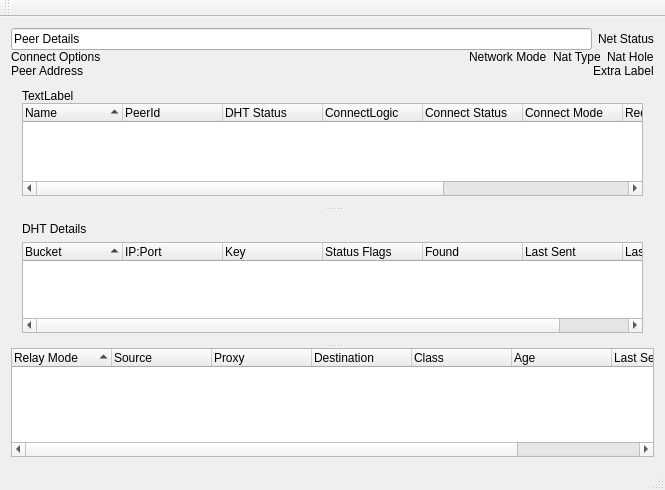
This is retroshare-gui/src/gui/dht/DhtWindow.ui in RetroShare/RetroShare as Qt 5 draws it before an edit. The edited form follows.
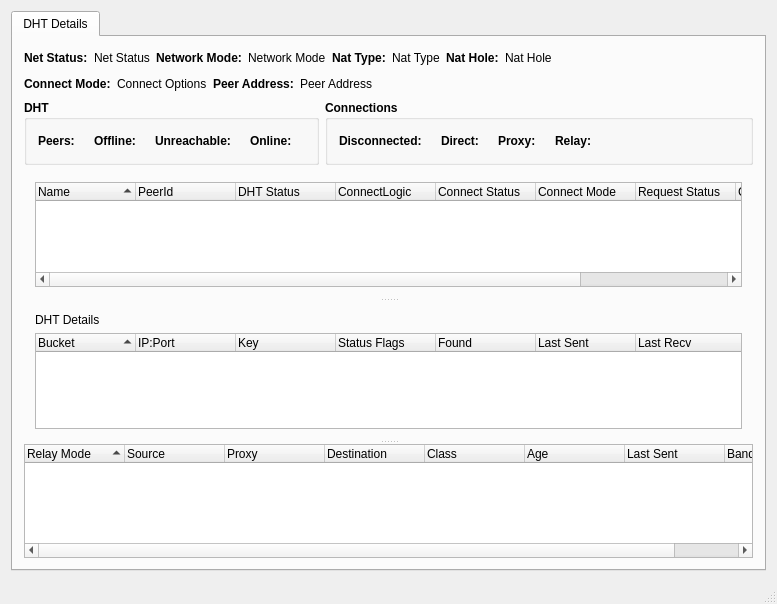
This is the edited form. Icons and pictures are not drawn.

Commit message: * beautify DHT details * Added to display the Bandwidth details,Turtle router, Global router into the DHT Window * Now the DHT Details, will be a place to view all the details about the DHT, Bandwidth, Turtle & Global router and more.

```diff
--- a/retroshare-gui/src/gui/dht/DhtWindow.ui
+++ b/retroshare-gui/src/gui/dht/DhtWindow.ui
@@ -9,8 +9,8 @@
    <rect>
     <x>0</x>
     <y>0</y>
-    <width>665</width>
-    <height>490</height>
+    <width>777</width>
+    <height>604</height>
    </rect>
   </property>
   <property name="windowTitle">
@@ -21,46 +21,61 @@
     <normaloff>:/images/dht16.png</normaloff>:/images/dht16.png</iconset>
   </property>
   <widget class="QWidget" name="centralWidget">
-   <layout class="QVBoxLayout" name="verticalLayout_3">
-    <property name="spacing">
+   <layout class="QGridLayout" name="gridLayout_3">
+    <item row="0" column="0">
+     <widget class="QTabWidget" name="tabWidget">
+      <property name="currentIndex">
      <number>0</number>
     </property>
+      <widget class="QWidget" name="tab">
+       <attribute name="title">
+        <string>DHT Details</string>
+       </attribute>
+       <layout class="QGridLayout" name="gridLayout_2">
+        <item row="0" column="0" colspan="2">
+         <layout class="QHBoxLayout" name="horizontalLayout_16">
     <item>
-     <layout class="QHBoxLayout" name="horizontalLayout_4">
+           <layout class="QHBoxLayout" name="horizontalLayout">
       <item>
-       <widget class="QLineEdit" name="peerLine">
-        <property name="enabled">
-         <bool>true</bool>
+             <widget class="QLabel" name="label_4">
+              <property name="font">
+               <font>
+                <weight>75</weight>
+                <bold>true</bold>
+               </font>
         </property>
         <property name="text">
-         <string>Peer Details</string>
-        </property>
-        <property name="readOnly">
-         <bool>true</bool>
+               <string>Net Status:</string>
         </property>
        </widget>
       </item>
       <item>
        <widget class="QLabel" name="netStatusLabel">
+              <property name="layoutDirection">
+               <enum>Qt::LeftToRight</enum>
+              </property>
         <property name="text">
          <string>Net Status</string>
         </property>
+              <property name="alignment">
+               <set>Qt::AlignLeading|Qt::AlignLeft|Qt::AlignVCenter</set>
+              </property>
        </widget>
       </item>
      </layout>
     </item>
     <item>
-     <layout class="QHBoxLayout" name="horizontalLayout_3">
+           <layout class="QHBoxLayout" name="horizontalLayout_2">
       <item>
-       <widget class="QLabel" name="connectLabel">
-        <property name="sizePolicy">
-         <sizepolicy hsizetype="MinimumExpanding" vsizetype="Preferred">
-          <horstretch>0</horstretch>
-          <verstretch>0</verstretch>
-         </sizepolicy>
+             <widget class="QLabel" name="label">
+              <property name="font">
+               <font>
+                <weight>75</weight>
+                <bold>true</bold>
+               </font>
         </property>
         <property name="text">
-         <string>Connect Options</string>
+               <string>Network Mode:</string>
         </property>
        </widget>
       </item>
@@ -71,6 +86,23 @@
         </property>
        </widget>
       </item>
+           </layout>
+          </item>
+          <item>
+           <layout class="QHBoxLayout" name="horizontalLayout_6">
+            <item>
+             <widget class="QLabel" name="label_2">
+              <property name="font">
+               <font>
+                <weight>75</weight>
+                <bold>true</bold>
+               </font>
+              </property>
+              <property name="text">
+               <string>Nat Type:</string>
+              </property>
+             </widget>
+            </item>
       <item>
        <widget class="QLabel" name="natTypeLabel">
         <property name="text">
@@ -78,6 +110,23 @@
         </property>
        </widget>
       </item>
+           </layout>
+          </item>
+          <item>
+           <layout class="QHBoxLayout" name="horizontalLayout_7">
+            <item>
+             <widget class="QLabel" name="label_3">
+              <property name="font">
+               <font>
+                <weight>75</weight>
+                <bold>true</bold>
+               </font>
+              </property>
+              <property name="text">
+               <string>Nat Hole:</string>
+              </property>
+             </widget>
+            </item>
       <item>
        <widget class="QLabel" name="natHoleLabel">
         <property name="text">
@@ -85,10 +134,73 @@
         </property>
        </widget>
       </item>
+            <item>
+             <spacer name="horizontalSpacer">
+              <property name="orientation">
+               <enum>Qt::Horizontal</enum>
+              </property>
+              <property name="sizeHint" stdset="0">
+               <size>
+                <width>40</width>
+                <height>20</height>
+               </size>
+              </property>
+             </spacer>
+            </item>
+           </layout>
+          </item>
+         </layout>
+        </item>
+        <item row="1" column="0" colspan="2">
+         <layout class="QHBoxLayout" name="horizontalLayout_17">
+          <item>
+           <layout class="QHBoxLayout" name="horizontalLayout_3">
+            <item>
+             <widget class="QLabel" name="label_5">
+              <property name="font">
+               <font>
+                <weight>75</weight>
+                <bold>true</bold>
+               </font>
+              </property>
+              <property name="text">
+               <string>Connect Mode:</string>
+              </property>
+             </widget>
+            </item>
+            <item>
+             <widget class="QLabel" name="connectLabel">
+              <property name="sizePolicy">
+               <sizepolicy hsizetype="Minimum" vsizetype="Preferred">
+                <horstretch>0</horstretch>
+                <verstretch>0</verstretch>
+               </sizepolicy>
+              </property>
+              <property name="layoutDirection">
+               <enum>Qt::LeftToRight</enum>
+              </property>
+              <property name="text">
+               <string>Connect Options</string>
+              </property>
+             </widget>
+            </item>
      </layout>
     </item>
     <item>
      <layout class="QHBoxLayout" name="horizontalLayout_5">
+            <item>
+             <widget class="QLabel" name="label_6">
+              <property name="font">
+               <font>
+                <weight>75</weight>
+                <bold>true</bold>
+               </font>
+              </property>
+              <property name="text">
+               <string>Peer Address:</string>
+              </property>
+             </widget>
+            </item>
       <item>
        <widget class="QLabel" name="peerAddressLabel">
         <property name="sizePolicy">
@@ -103,38 +215,309 @@
        </widget>
       </item>
       <item>
-       <widget class="QLabel" name="extraLabel">
+             <spacer name="horizontalSpacer_3">
+              <property name="orientation">
+               <enum>Qt::Horizontal</enum>
+              </property>
+              <property name="sizeHint" stdset="0">
+               <size>
+                <width>40</width>
+                <height>20</height>
+               </size>
+              </property>
+             </spacer>
+            </item>
+           </layout>
+          </item>
+         </layout>
+        </item>
+        <item row="2" column="0">
+         <widget class="QGroupBox" name="groupBox">
+          <property name="font">
+           <font>
+            <weight>75</weight>
+            <bold>true</bold>
+           </font>
+          </property>
+          <property name="title">
+           <string>DHT</string>
+          </property>
+          <layout class="QGridLayout" name="gridLayout">
+           <item row="0" column="2">
+            <layout class="QHBoxLayout" name="horizontalLayout_8">
+             <item>
+              <widget class="QLabel" name="label_9">
+               <property name="font">
+                <font>
+                 <weight>75</weight>
+                 <bold>true</bold>
+                </font>
+               </property>
         <property name="text">
-         <string>Extra Label</string>
+                <string>Unreachable:</string>
         </property>
        </widget>
       </item>
-     </layout>
-    </item>
+             <item>
+              <widget class="QLabel" name="label_unreachable">
+               <property name="font">
+                <font>
+                 <weight>50</weight>
+                 <bold>false</bold>
+                </font>
+               </property>
+               <property name="text">
+                <string/>
+               </property>
+              </widget>
+             </item>
+            </layout>
+           </item>
+           <item row="0" column="3">
+            <layout class="QHBoxLayout" name="horizontalLayout_9">
     <item>
+              <widget class="QLabel" name="label_10">
+               <property name="font">
+                <font>
+                 <weight>75</weight>
+                 <bold>true</bold>
+                </font>
+               </property>
+               <property name="text">
+                <string>Online:</string>
+               </property>
+              </widget>
+             </item>
+             <item>
+              <widget class="QLabel" name="label_online">
+               <property name="font">
+                <font>
+                 <weight>50</weight>
+                 <bold>false</bold>
+                </font>
+               </property>
+               <property name="text">
+                <string/>
+               </property>
+              </widget>
+             </item>
+            </layout>
+           </item>
+           <item row="0" column="1">
+            <layout class="QHBoxLayout" name="horizontalLayout_4">
+             <item>
+              <widget class="QLabel" name="label_8">
+               <property name="font">
+                <font>
+                 <weight>75</weight>
+                 <bold>true</bold>
+                </font>
+               </property>
+               <property name="text">
+                <string>Offline:</string>
+               </property>
+              </widget>
+             </item>
+             <item>
+              <widget class="QLabel" name="label_offline">
+               <property name="font">
+                <font>
+                 <weight>50</weight>
+                 <bold>false</bold>
+                </font>
+               </property>
+               <property name="text">
+                <string/>
+               </property>
+              </widget>
+             </item>
+            </layout>
+           </item>
+           <item row="0" column="0">
+            <layout class="QHBoxLayout" name="horizontalLayout_10">
+             <item>
+              <widget class="QLabel" name="label_7">
+               <property name="font">
+                <font>
+                 <weight>75</weight>
+                 <bold>true</bold>
+                </font>
+               </property>
+               <property name="text">
+                <string>Peers:</string>
+               </property>
+              </widget>
+             </item>
+             <item>
+              <widget class="QLabel" name="label_peers">
+               <property name="font">
+                <font>
+                 <weight>50</weight>
+                 <bold>false</bold>
+                </font>
+               </property>
+               <property name="text">
+                <string/>
+               </property>
+              </widget>
+             </item>
+            </layout>
+           </item>
+          </layout>
+         </widget>
+        </item>
+        <item row="2" column="1">
+         <widget class="QGroupBox" name="groupBox_2">
+          <property name="font">
+           <font>
+            <weight>75</weight>
+            <bold>true</bold>
+           </font>
+          </property>
+          <property name="title">
+           <string>Connections</string>
+          </property>
+          <layout class="QHBoxLayout" name="horizontalLayout_15">
+           <item>
+            <layout class="QHBoxLayout" name="horizontalLayout_11">
+             <item>
+              <widget class="QLabel" name="label_12">
+               <property name="font">
+                <font>
+                 <weight>75</weight>
+                 <bold>true</bold>
+                </font>
+               </property>
+               <property name="text">
+                <string>Disconnected:</string>
+               </property>
+              </widget>
+             </item>
+             <item>
+              <widget class="QLabel" name="label_disconnected">
+               <property name="font">
+                <font>
+                 <weight>50</weight>
+                 <bold>false</bold>
+                </font>
+               </property>
+               <property name="text">
+                <string/>
+               </property>
+              </widget>
+             </item>
+            </layout>
+           </item>
+           <item>
+            <layout class="QHBoxLayout" name="horizontalLayout_12">
+             <item>
+              <widget class="QLabel" name="label_13">
+               <property name="font">
+                <font>
+                 <weight>75</weight>
+                 <bold>true</bold>
+                </font>
+               </property>
+               <property name="text">
+                <string>Direct:</string>
+               </property>
+              </widget>
+             </item>
+             <item>
+              <widget class="QLabel" name="label_direct">
+               <property name="font">
+                <font>
+                 <weight>50</weight>
+                 <bold>false</bold>
+                </font>
+               </property>
+               <property name="text">
+                <string/>
+               </property>
+              </widget>
+             </item>
+            </layout>
+           </item>
+           <item>
+            <layout class="QHBoxLayout" name="horizontalLayout_13">
+             <item>
+              <widget class="QLabel" name="label_14">
+               <property name="font">
+                <font>
+                 <weight>75</weight>
+                 <bold>true</bold>
+                </font>
+               </property>
+               <property name="text">
+                <string>Proxy:</string>
+               </property>
+              </widget>
+             </item>
+             <item>
+              <widget class="QLabel" name="label_proxy">
+               <property name="font">
+                <font>
+                 <weight>50</weight>
+                 <bold>false</bold>
+                </font>
+               </property>
+               <property name="text">
+                <string/>
+               </property>
+              </widget>
+             </item>
+            </layout>
+           </item>
+           <item>
+            <layout class="QHBoxLayout" name="horizontalLayout_14">
+             <item>
+              <widget class="QLabel" name="label_16">
+               <property name="font">
+                <font>
+                 <weight>75</weight>
+                 <bold>true</bold>
+                </font>
+               </property>
+               <property name="text">
+                <string>Relay:</string>
+               </property>
+              </widget>
+             </item>
+             <item>
+              <widget class="QLabel" name="label_relay">
+               <property name="text">
+                <string/>
+               </property>
+              </widget>
+             </item>
+            </layout>
+           </item>
+           <item>
+            <spacer name="horizontalSpacer_2">
+             <property name="orientation">
+              <enum>Qt::Horizontal</enum>
+             </property>
+             <property name="sizeHint" stdset="0">
+              <size>
+               <width>40</width>
+               <height>20</height>
+              </size>
+             </property>
+            </spacer>
+           </item>
+          </layout>
+         </widget>
+        </item>
+        <item row="3" column="0" colspan="2">
      <widget class="QSplitter" name="splitter">
       <property name="orientation">
        <enum>Qt::Vertical</enum>
       </property>
-      <widget class="QWidget">
+          <widget class="QWidget" name="layoutWidget">
        <layout class="QVBoxLayout" name="verticalLayout_2">
         <property name="spacing">
          <number>0</number>
         </property>
-        <item>
-         <layout class="QHBoxLayout" name="horizontalLayout">
-          <property name="spacing">
-           <number>6</number>
-          </property>
-         </layout>
-        </item>
-        <item>
-         <widget class="QLabel" name="peerSummaryLabel">
-          <property name="text">
-           <string>TextLabel</string>
-          </property>
-         </widget>
-        </item>
         <item>
          <widget class="QTreeWidget" name="peerTreeWidget">
           <property name="sortingEnabled">
@@ -189,7 +572,7 @@
         </item>
        </layout>
       </widget>
-      <widget class="QWidget">
+          <widget class="QWidget" name="layoutWidget">
        <layout class="QVBoxLayout" name="verticalLayout">
         <item>
          <widget class="QLabel" name="dhtLabel">
@@ -291,6 +674,10 @@
     </item>
    </layout>
   </widget>
+     </widget>
+    </item>
+   </layout>
+  </widget>
   <widget class="QMenuBar" name="menuBar">
    <property name="geometry">
     <rect>
@@ -301,14 +688,6 @@
     </rect>
    </property>
   </widget>
-  <widget class="QToolBar" name="mainToolBar">
-   <attribute name="toolBarArea">
-    <enum>TopToolBarArea</enum>
-   </attribute>
-   <attribute name="toolBarBreak">
-    <bool>false</bool>
-   </attribute>
-  </widget>
   <widget class="QStatusBar" name="statusBar"/>
  </widget>
  <layoutdefault spacing="6" margin="11"/>
```
Left out of the diff: 4 changed lines with no effect on the pictures. Lines whose indentation alone changed are shown as unchanged. The commit also changes 6 other files.
